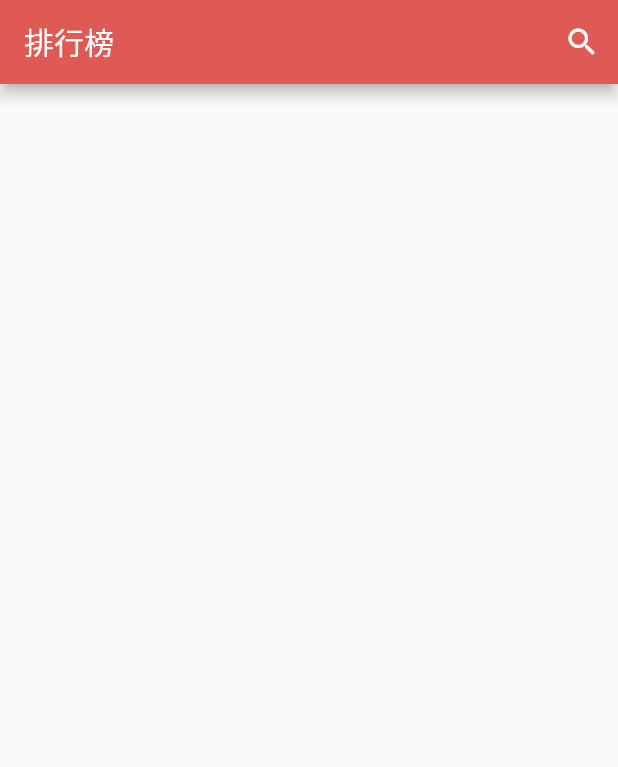
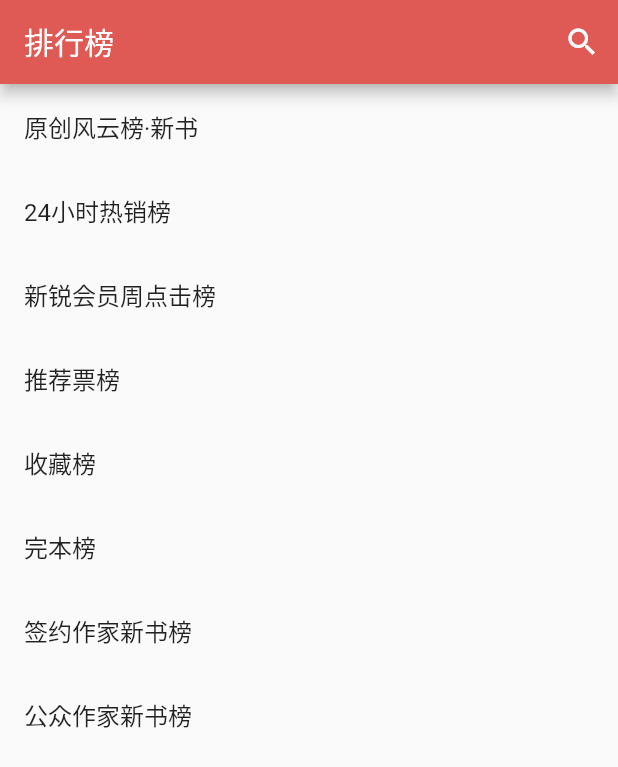
Before and after one commit to StrongX/readBook, a Flutter app: the RankList screen opened directly, on a phone screen of 412 x 824 dp. Shown: the top 767 px of the screen. Run offline on Flutter 3.47's test engine with Material 2 defaults, Android fonts, the phone set to English and light mode, and no system bars; our stand-ins replace dio, sqflite; accounts and stored records are empty; network calls fail; statements that could not run were skipped.

```diff
--- a/book_view/lib/Global/XContants.dart
+++ b/book_view/lib/Global/XContants.dart
@@ -14,3 +14,117 @@ class XTextStyle{
   static const barItemTStyle = TextStyle(color: Colors.white,fontSize: 13.0);
 
 }
+class DefaultSetting{
+  static getDefaultSetting(){
+    List rankList = [];
+    rankList.add({
+      'name':'原创风云榜·新书',
+      'path':'/rank/yuepiao',
+    });
+    rankList.add({
+      'name':'24小时热销榜',
+      'path':'/rank/hotsales',
+    });
+    rankList.add({
+      'name':'新锐会员周点击榜',
+      'path':'/rank/newvipclick',
+    });
+    rankList.add({
+      'name':'推荐票榜',
+      'path':'/rank/recom',
+    });
+    rankList.add({
+      'name':'收藏榜',
+      'path':'/rank/collect',
+    });
+    rankList.add({
+      'name':'完本榜',
+      'path':'/rank/fin',
+    });
+    rankList.add({
+      'name':'签约作家新书榜',
+      'path':'/rank/signnewbook',
+    });
+    rankList.add({
+      'name':'公众作家新书榜',
+      'path':'/rank/pubnewbook',
+    });
+    List typeList = [];
+    typeList.add({
+      'name':'全部分类',
+      'chn':'-1',
+    });
+    typeList.add({
+      'name':'玄幻',
+      'chn':'21',
+    });
+    typeList.add({
+      'name':'奇幻',
+      'chn':'1',
+    });
+    typeList.add({
+      'name':'武侠',
+      'chn':'2',
+    });
+    typeList.add({
+      'name':'仙侠',
+      'chn':'22',
+    });
+    typeList.add({
+      'name':'都市',
+      'chn':'4',
+    });
+    typeList.add({
+      'name':'现实',
+      'chn':'15',
+    });
+    typeList.add({
+      'name':'军事',
+      'chn':'6',
+    });
+    typeList.add({
+      'name':'历史',
+      'chn':'5',
+    });
+    typeList.add({
+      'name':'游戏',
+      'chn':'7',
+    });
+    typeList.add({
+      'name':'体育',
+      'chn':'8',
+    });
+    typeList.add({
+      'name':'科幻',
+      'chn':'9',
+    });
+    typeList.add({
+      'name':'灵异',
+      'chn':'10',
+    });
+    typeList.add({
+      'name':'二次元',
+      'chn':'12',
+    });
+    String titleRegex = r'''<div class="book-mid-info">.*?<h4><a href="//book.qidian.com/info/[\s\S]*?>(.*?)</a>''';
+    String coverRegex = r'<a href="//book.qidian.com/info/.*?" target="_blank" data-eid="qd_C39" data-bid=".*?"><img src="//([\s\S]*?)"></a>';;
+    String introRegex = r'<p class="intro">(.*?)</p>';
+    String lastRegex = r'<p class="update"><a href=".*?" target="_blank" data-eid="qd_C43" data-bid=".*?" data-cid=".*?">(.*?)</a><em>&#183;</em><span>.*?</span>';
+    String lastDateRegex = r'<p class="update"><a href=".*?" target="_blank" data-eid="qd_C43" data-bid=".*?" data-cid=".*?">.*?</a><em>&#183;</em><span>(.*?)</span>';
+    String authorRegex = r'<img src=".*?"><a class="name" href=".*?" target="_blank" data-eid="qd_C41">([\s\S]*?)</a><em>';
+    String typeRegex = r'<div class="book-mid-info">.*?data-eid="qd_C42">(.*?)</a><em>|</em><span>$';
+    String linkRegex = r'<div class="book-img-box">.*?<a href="//(.*?)" target="_blank" data-eid="qd_C39" data-bid=".*?"><img src="//.*?"></a>.*?</div>';
+
+    Map regex = {
+      "titleRegex":titleRegex,
+      "coverRegex":coverRegex,
+      "introRegex":introRegex,
+      "lastRegex":lastRegex,
+      "lastDateRegex":lastDateRegex,
+      "authorRegex":authorRegex,
+      "typeRegex":typeRegex,
+      "linkRegex":linkRegex,
+    };
+    return {'code':100,'rankList':rankList,'typeList':typeList,'doMain':"www.qidian.com","regex":regex};
+  }
+}
--- a/book_view/lib/Global/XHttp.dart
+++ b/book_view/lib/Global/XHttp.dart
@@ -3,17 +3,20 @@ import 'dart:convert';
 import 'package:dio/dio.dart';
 
 class XHttp{
-  static const domain = '127.0.0.1:8000';
+  static const domain = 'http://127.0.0.1:8000';
 
-  static get(String url,Map<String, String> params,void callBak(String response)) async {
+  static get(String url,Map<String, String> params,void callBak(Map response),void error(DioError e)) async {
+    Dio dio = new Dio();
+    dio.options.baseUrl = domain;
+    dio.options.responseType = ResponseType.JSON;
+    try{
+      Response response=await dio.post(url,data: params);
+      callBak(response.data);
+    }on DioError catch(e){
+      error(e);
+    }
 
-    var httpClient = new HttpClient();
-    var uri = new Uri.http(
-        domain, url, params);
-    var request = await httpClient.postUrl(uri);
-    var response = await request.close();
-    var responseBody = await response.transform(utf8.decoder).join();
-    callBak(responseBody);
+
   }
   static getWithDomain(String doMain,String url,Map<String, String> params,void callBak(String response)) async {
     var httpClient = new HttpClient();
--- a/book_view/lib/menu/MenuViewController.dart
+++ b/book_view/lib/menu/MenuViewController.dart
@@ -28,11 +28,14 @@ class MenuViewControllerState extends State<MenuViewController> {
 
   getDataFromHttp(){
     DataHelper.readDataFromTable(table: "Chapter");
+    print(url);
     XHttp.getWithCompleteUrl(url, {}, (String response) async{
       response = response.replaceAll(RegExp("\r|\n|\\s"), "");
+      print(response);
       XRegexObject find = new XRegexObject(text: response);
       String chapterRegex = r'<dd><ahref=".*?">(.*?)</a></dd>';
       String linkRegex = r'<dd><ahref="(.*?)">.*?</a></dd>';
+
 
       chapters = find.getListWithRegex(chapterRegex);
       links = find.getListWithRegex(linkRegex);
--- a/book_view/lib/rankList/rankListViewController.dart
+++ b/book_view/lib/rankList/rankListViewController.dart
@@ -6,6 +6,7 @@ import 'package:book_view/rankList/V/rankListView.dart';
 import 'package:book_view/Global/XContants.dart';
 import 'package:book_view/Global/XHttp.dart';
 import 'package:book_view/searchBook/searchResultViewController.dart';
+import 'package:dio/dio.dart';
 
 class RankList extends StatefulWidget {
   @override
@@ -16,11 +17,13 @@ class RankListState extends State<RankList> {
   RankListView listView = new RankListView();
 
   RankListState(){
-    XHttp.get('/rankList', {}, (String response) {
-      Map model = json.decode(response);
-      if (model['code'] == 100) {
-        listView.loadDataWithList(model['rankList'],model['typeList'],model['doMain'],model['regex']);
+    XHttp.get('/rankList', {}, (Map response) {
+      if (response['code'] == 100) {
+        listView.loadDataWithList(response['rankList'],response['typeList'],response['doMain'],response['regex']);
       }
+    },(DioError e){
+      Map response = DefaultSetting.getDefaultSetting();
+      listView.loadDataWithList(response['rankList'],response['typeList'],response['doMain'],response['regex']);
     });
   }
   @override
```
Also changed, not shown: book_view/lib/dataHelper/dataHelper.dart (+6 -4 lines), book_view/lib/read/flutter_html_widget.dart (+7 -5 lines), book_view/lib/read/readViewController.dart (+27 -11 lines), book_view/pubspec.lock.
